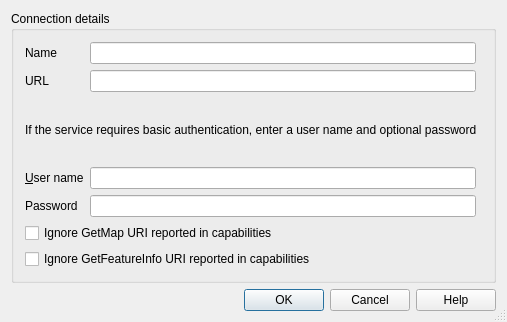
Before: the Qt Designer form src/ui/qgsnewhttpconnectionbase.ui in qgis/QGIS, drawn with Qt 5.
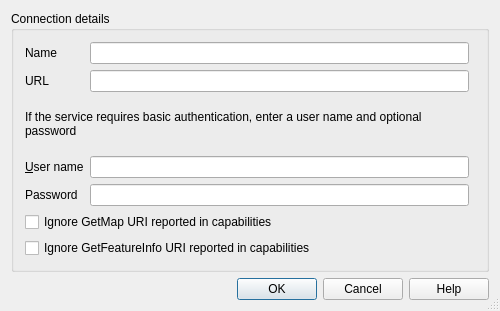
After: the same form once the commit is applied.

Commit message: better hide unused widgets

```diff
--- a/src/ui/qgsnewhttpconnectionbase.ui
+++ b/src/ui/qgsnewhttpconnectionbase.ui
@@ -6,8 +6,8 @@
    <rect>
     <x>0</x>
     <y>0</y>
-    <width>507</width>
-    <height>322</height>
+    <width>500</width>
+    <height>311</height>
    </rect>
   </property>
   <property name="windowTitle">
```
Left out of the diff: 2 changed lines with no effect on the pictures. The commit also changes 1 other file.
